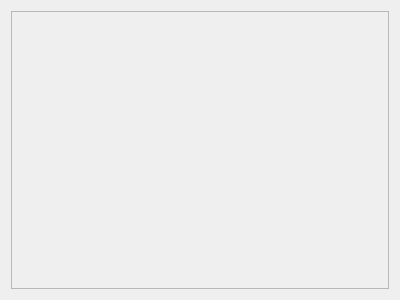
Old version of the form DisplayAnswer/singlepolygondock.ui in the repository tnct-spc/procon2017-comp.
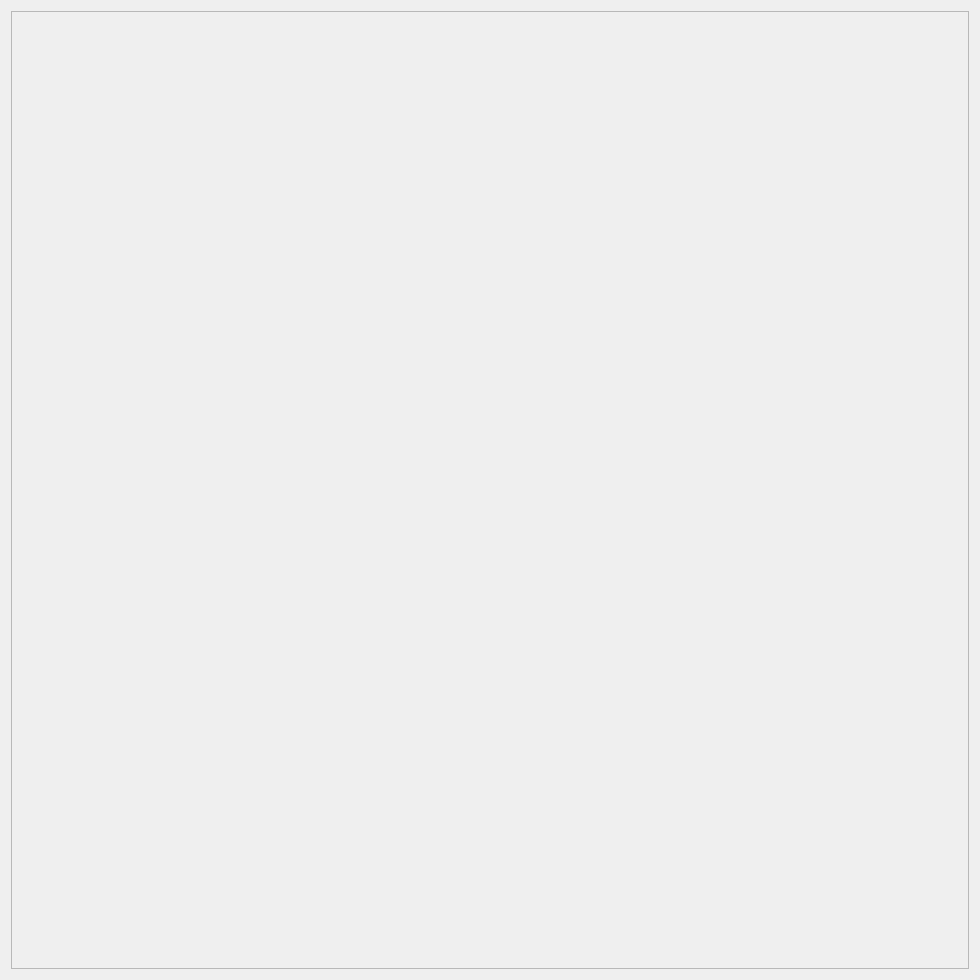
New version of the form.

Diff of the .ui file:
```diff
--- a/DisplayAnswer/singlepolygondock.ui
+++ b/DisplayAnswer/singlepolygondock.ui
@@ -6,8 +6,8 @@
    <rect>
     <x>0</x>
     <y>0</y>
-    <width>400</width>
-    <height>300</height>
+    <width>980</width>
+    <height>980</height>
    </rect>
   </property>
   <property name="windowTitle">
@@ -24,8 +24,8 @@
        <rect>
         <x>0</x>
         <y>0</y>
-        <width>380</width>
-        <height>280</height>
+        <width>960</width>
+        <height>960</height>
        </rect>
       </property>
       <layout class="QGridLayout" name="gridLayout">
```
